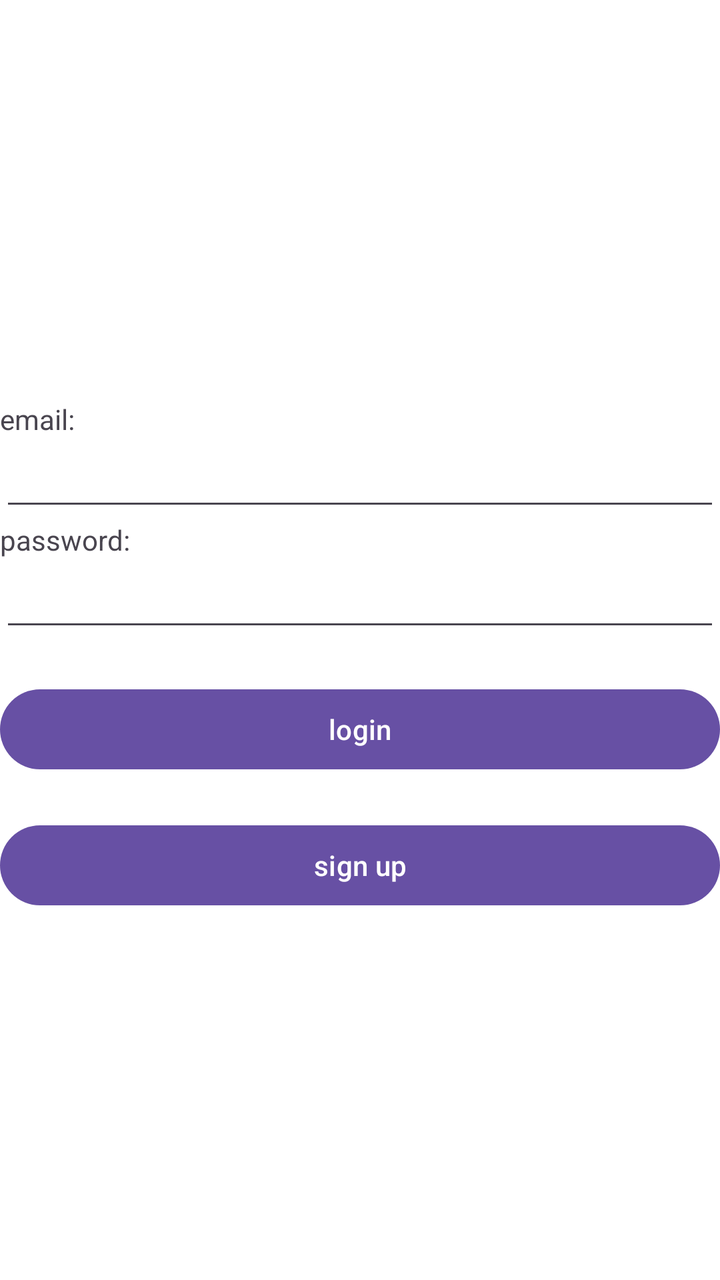
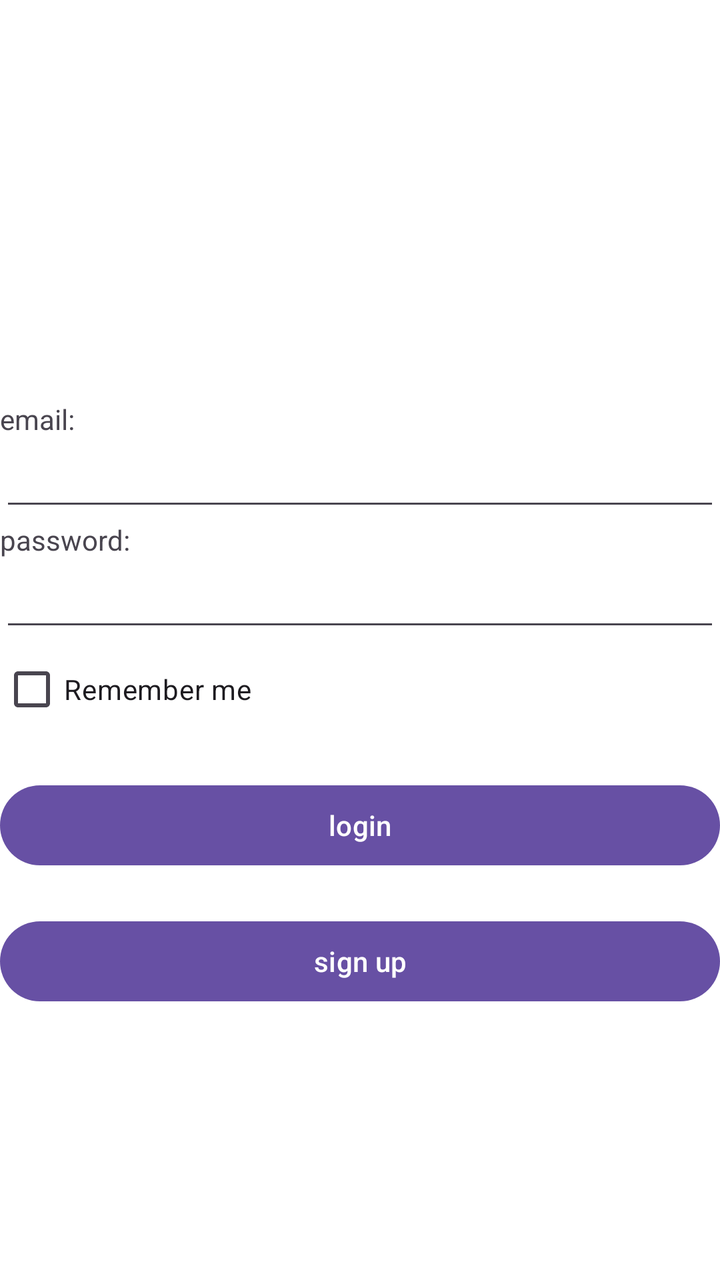

The first picture is an Android layout as it rendered before a commit; the second is the same layout after the commit. The layout source and the unified diff follow.
<!-- AndroidManifest.xml: application theme Theme.DanielProjectChess -->
<!-- res/layout/activity_login.xml -->
<?xml version="1.0" encoding="utf-8"?>
<LinearLayout xmlns:android="http://schemas.android.com/apk/res/android"
    xmlns:tools="http://schemas.android.com/tools"
    android:layout_width="match_parent"
    android:layout_height="match_parent"
    android:focusable="true"
    android:clickable="true"
    tools:context=".LoginActivity"
    android:background="@color/white"
    android:layout_gravity="center_horizontal"
    android:orientation="vertical"
    android:id="@+id/login_layout"
    >

    <TextView
        android:layout_marginTop="200dp"
        android:layout_width="wrap_content"
        android:layout_height="wrap_content"
        android:text="email:"/>

    <EditText
        android:layout_width="match_parent"
        android:layout_height="wrap_content"
        android:id="@+id/email"/>

    <TextView
        android:layout_width="wrap_content"
        android:layout_height="wrap_content"
        android:text="password:"/>

    <EditText
        android:layout_width="match_parent"
        android:layout_height="wrap_content"
        android:inputType="textPassword"
        android:id="@+id/password"/>

    <Button
        android:layout_width="match_parent"
        android:layout_height="wrap_content"
        android:layout_marginTop="20dp"
        android:text="login"
        android:id="@+id/login_btn"/>

    <Button
        android:layout_width="match_parent"
        android:layout_height="wrap_content"
        android:layout_marginTop="20dp"
        android:text="sign up"
        android:id="@+id/sign_up_btn"/>

</LinearLayout>
<!-- resources referenced by this layout -->
<resources>
  <color name="white">#FFFFFFFF</color>
  <style name="Theme.DanielProjectChess" parent="Base.Theme.DanielProjectChess" />
  <style name="Base.Theme.DanielProjectChess" parent="Theme.Material3.DayNight.NoActionBar">
          
          
      </style>
</resources>

<!-- the commit's change to res/layout/activity_login.xml (unified diff, before → after) -->
@@ -34,6 +34,12 @@
         android:inputType="textPassword"
         android:id="@+id/password"/>
 
+    <CheckBox
+        android:layout_width="wrap_content"
+        android:layout_height="wrap_content"
+        android:id="@+id/remember"
+        android:text="Remember me"/>
+
     <Button
         android:layout_width="match_parent"
         android:layout_height="wrap_content"
